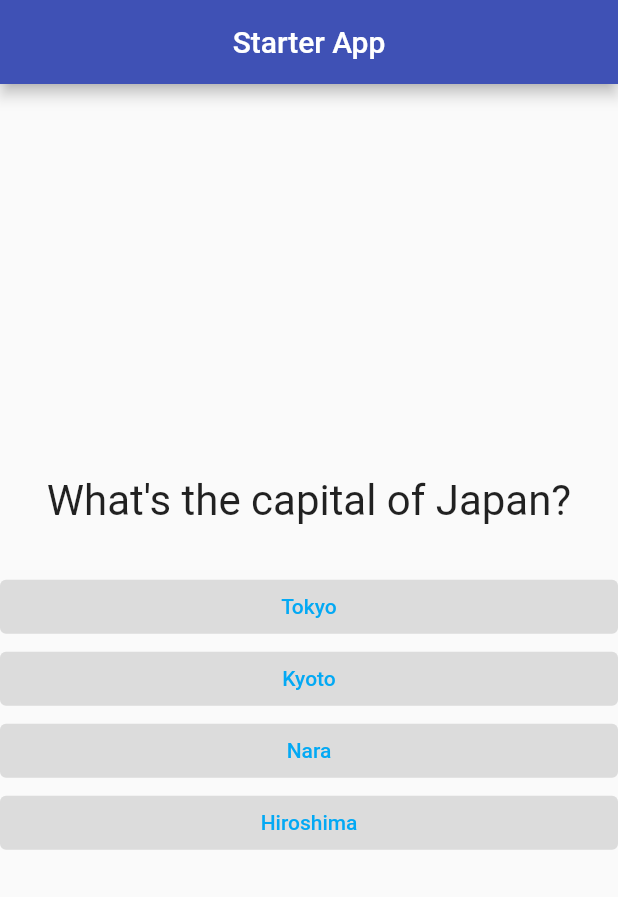
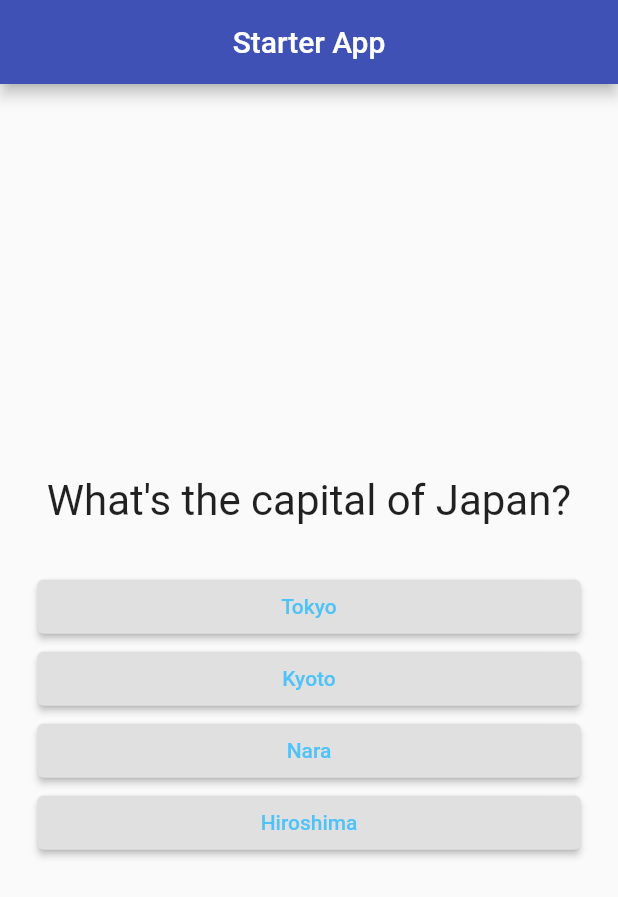
Before and after one commit to joshborut/Lessons_with_firas, a Flutter app: the screen it shows after launch, on a phone screen of 412 x 824 dp. Shown: the top 897 px of the screen. Run offline on Flutter 3.47's test engine with Material 2 defaults, Android fonts, the phone set to English and light mode, and no system bars.

Commit message:
Added handler to answer.dart and made my_home_page.dart stateful

```diff
--- a/Flutter_projects/first_project/lib/screens/my_home_page.dart
+++ b/Flutter_projects/first_project/lib/screens/my_home_page.dart
@@ -4,13 +4,26 @@ import 'package:flutter/material.dart';
 
 import '../app_constants.dart';
 
-class MyHomePage extends StatelessWidget {
+class MyHomePage extends StatefulWidget {
   const MyHomePage({super.key});
+
+  @override
+  State<MyHomePage> createState() => _MyHomePageState();
+}
+
+class _MyHomePageState extends State<MyHomePage> {
+  int questionIdx = 0;
+
+  void answerClicked() {
+    setState(() {
+      if (questionIdx < AppConstants.questions.length - 1) questionIdx++;
+    });
+  }
 
   @override
   Widget build(BuildContext context) {
     final List<Map<String, dynamic>> answers =
-        AppConstants.questions[0]["answers"];
+        AppConstants.questions[questionIdx]["answers"];
     return Scaffold(
       appBar: AppBar(
         title: const SizedBox(
@@ -26,14 +39,19 @@ class MyHomePage extends StatelessWidget {
         mainAxisAlignment: MainAxisAlignment.center,
         crossAxisAlignment: CrossAxisAlignment.start,
         children: [
-          Question(questionText: AppConstants.questions[0]["text"]),
+          Question(questionText: AppConstants.questions[questionIdx]["text"]),
           const SizedBox(
             height: 20,
           ),
           // Answer(answerText: AppConstants.questions[0]["answers"][0]["ans"])
           // ... is called the spread operator and splits
           // a list of widgets into individual widgets
-          ...answers.map((e) => Answer(answerText: e["ans"])).toList(),
+          ...answers
+              .map((e) => Answer(
+                    answerText: e["ans"],
+                    selectHan: answerClicked,
+                  ))
+              .toList(),
         ],
       ),
     );
--- a/Flutter_projects/first_project/lib/widgets/answer.dart
+++ b/Flutter_projects/first_project/lib/widgets/answer.dart
@@ -1,20 +1,31 @@
 import 'package:flutter/material.dart';
 
 class Answer extends StatelessWidget {
-  const Answer({required this.answerText, super.key});
+  const Answer({
+    required this.answerText,
+    required this.selectHan,
+    super.key,
+  });
 
   final String answerText;
+  final void Function() selectHan;
 
   @override
   Widget build(BuildContext context) {
-    return SizedBox(
+    return Container(
       width: double.infinity,
+      margin: const EdgeInsets.symmetric(
+        horizontal: 25,
+      ),
       child: ElevatedButton(
-        onPressed: null,
+        style: ElevatedButton.styleFrom(
+          backgroundColor: Colors.grey[300],
+        ),
+        onPressed: selectHan,
         child: Text(
           answerText,
-          style: const TextStyle(
-            color: Colors.lightBlue,
+          style: TextStyle(
+            color: Colors.lightBlue[300],
           ),
         ),
       ),
```
Also changed, not shown: Flutter_projects/first_project/analysis_options.yaml (+14 -2 lines).
